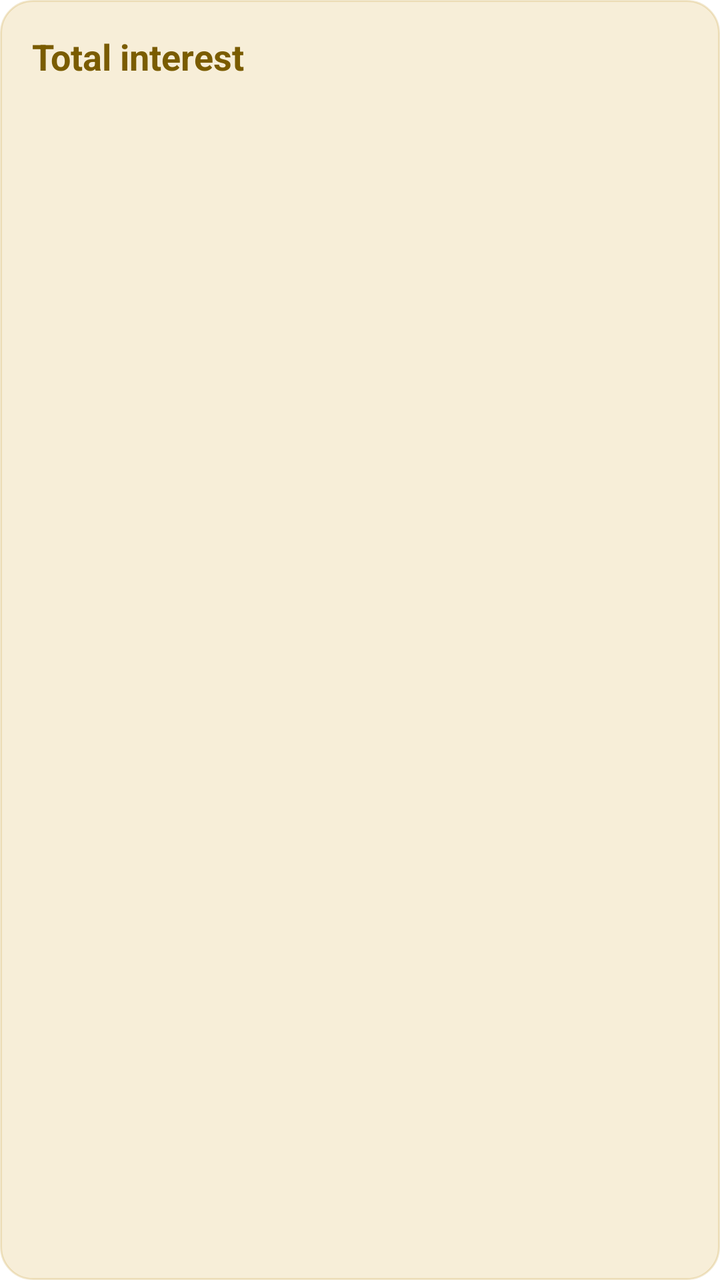
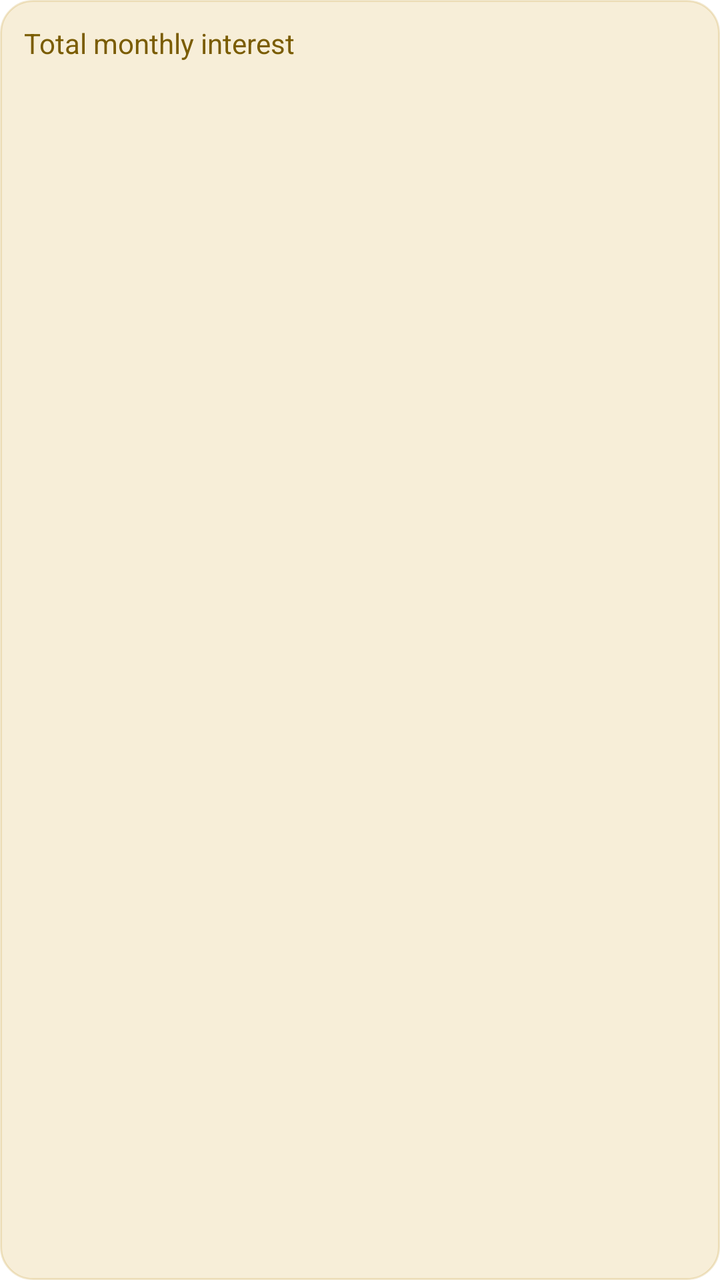

Compare the two renders of this Android layout. The source of the first and the diff that turns it into the second are given below.
<!-- AndroidManifest.xml: application theme Theme.Accounting -->
<!-- res/layout/item_earn_totals.xml -->
<?xml version="1.0" encoding="utf-8"?>
<LinearLayout xmlns:android="http://schemas.android.com/apk/res/android"
    android:layout_width="match_parent"
    android:layout_height="wrap_content"
    android:layout_marginBottom="12dp"
    android:background="@drawable/bg_metrics_card"
    android:orientation="vertical"
    android:padding="16dp">

    <TextView
        android:layout_width="match_parent"
        android:layout_height="wrap_content"
        android:text="@string/earn_total_title"
        android:textColor="@color/metrics_card_label"
        android:textSize="18sp"
        android:textStyle="bold" />

    <TextView
        android:id="@+id/text_earn_totals_daily"
        android:layout_width="match_parent"
        android:layout_height="wrap_content"
        android:layout_marginTop="8dp"
        android:textColor="@color/metrics_card_value"
        android:textSize="14sp" />

    <TextView
        android:id="@+id/text_earn_totals_monthly"
        android:layout_width="match_parent"
        android:layout_height="wrap_content"
        android:layout_marginTop="2dp"
        android:textColor="@color/metrics_card_value"
        android:textSize="14sp" />

    <TextView
        android:id="@+id/text_earn_totals_yearly"
        android:layout_width="match_parent"
        android:layout_height="wrap_content"
        android:layout_marginTop="2dp"
        android:textColor="@color/metrics_card_value"
        android:textSize="14sp" />

</LinearLayout>
<!-- resources referenced by this layout -->
<resources>
  <color name="metrics_card_label">@color/gold_700</color>
  <color name="metrics_card_value">@color/black</color>
  <!-- drawable bg_metrics_card (drawable) -->
  <?xml version="1.0" encoding="utf-8"?>
  <shape xmlns:android="http://schemas.android.com/apk/res/android"
      android:shape="rectangle">
      <solid android:color="@color/metrics_card_bg" />
      <corners android:radius="16dp" />
      <stroke
          android:width="1dp"
          android:color="@color/metrics_card_border" />
  </shape>
  <string name="earn_total_title">Total interest</string>
  <style name="Theme.Accounting" parent="Theme.MaterialComponents.DayNight.NoActionBar">
          <item name="colorPrimary">@color/gold_500</item>
          <item name="colorPrimaryVariant">@color/gold_700</item>
          <item name="colorOnPrimary">@color/white</item>
          <item name="colorSecondary">@color/brown_500</item>
          <item name="colorSecondaryVariant">@color/brown_700</item>
          <item name="colorOnSecondary">@color/white</item>
          <item name="android:statusBarColor" tools:targetApi="21">?attr/colorPrimaryVariant</item>
      </style>
  <color name="gold_700">#7A5C00</color>
  <color name="black">#FF000000</color>
  <color name="metrics_card_bg">#FFF7EED8</color>
  <color name="metrics_card_border">#33B8860B</color>
  <color name="gold_500">#B8860B</color>
  <color name="white">#FFFFFFFF</color>
  <color name="brown_500">#5D4037</color>
  <color name="brown_700">#4E342E</color>
</resources>

<!-- the commit's change to res/layout/item_earn_totals.xml (unified diff, before → after) -->
@@ -2,41 +2,33 @@
 <LinearLayout xmlns:android="http://schemas.android.com/apk/res/android"
     android:layout_width="match_parent"
     android:layout_height="wrap_content"
-    android:layout_marginBottom="12dp"
+    android:layout_marginBottom="8dp"
     android:background="@drawable/bg_metrics_card"
     android:orientation="vertical"
-    android:padding="16dp">
+    android:padding="12dp">
 
     <TextView
         android:layout_width="match_parent"
         android:layout_height="wrap_content"
         android:text="@string/earn_total_title"
         android:textColor="@color/metrics_card_label"
-        android:textSize="18sp"
-        android:textStyle="bold" />
-
-    <TextView
-        android:id="@+id/text_earn_totals_daily"
-        android:layout_width="match_parent"
-        android:layout_height="wrap_content"
-        android:layout_marginTop="8dp"
-        android:textColor="@color/metrics_card_value"
         android:textSize="14sp" />
 
     <TextView
         android:id="@+id/text_earn_totals_monthly"
         android:layout_width="match_parent"
         android:layout_height="wrap_content"
-        android:layout_marginTop="2dp"
+        android:layout_marginTop="4dp"
         android:textColor="@color/metrics_card_value"
-        android:textSize="14sp" />
+        android:textSize="24sp"
+        android:textStyle="bold" />
 
     <TextView
-        android:id="@+id/text_earn_totals_yearly"
+        android:id="@+id/text_earn_totals_secondary"
         android:layout_width="match_parent"
         android:layout_height="wrap_content"
         android:layout_marginTop="2dp"
-        android:textColor="@color/metrics_card_value"
-        android:textSize="14sp" />
+        android:textColor="@color/metrics_card_label"
+        android:textSize="13sp" />
 
 </LinearLayout>
<!-- resource entries referenced after the edit -->
@@ -12,7 +12,7 @@
           android:width="1dp"
           android:color="@color/metrics_card_border" />
   </shape>
-  <string name="earn_total_title">Total interest</string>
+  <string name="earn_total_title">Total monthly interest</string>
   <style name="Theme.Accounting" parent="Theme.MaterialComponents.DayNight.NoActionBar">
           <item name="colorPrimary">@color/gold_500</item>
           <item name="colorPrimaryVariant">@color/gold_700</item>
